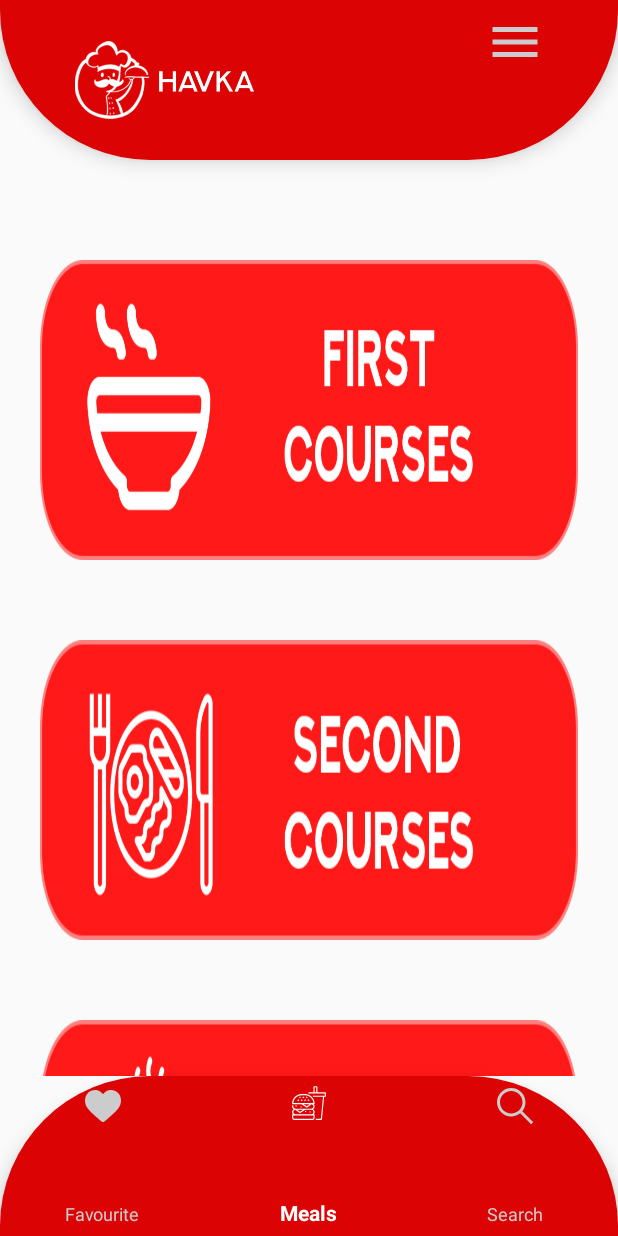
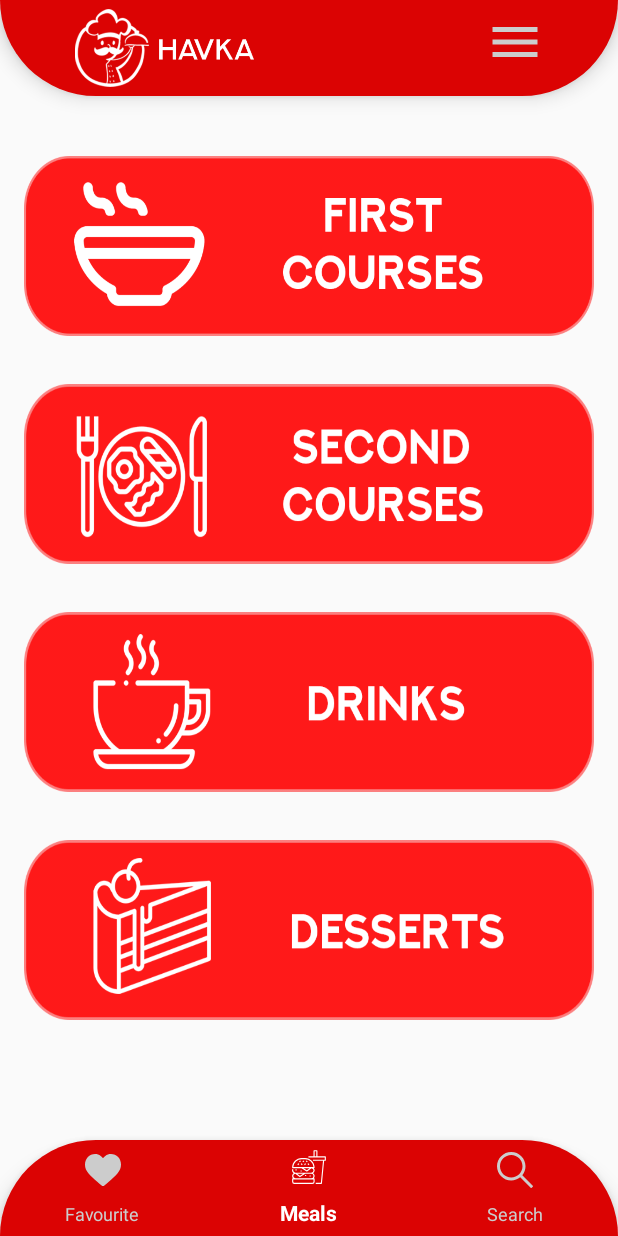
Before and after one commit to thinkingMark/Havka, an Android app: the screen it shows after launch (MainActivity), on a phone screen of 412 x 824 dp. Run offline under Robolectric (Android 15) with nearby library versions, the phone set to English and light mode, and no system bars.

Commit message:
px -> dp

```diff
--- a/app/src/main/java/com/example/havka/Search.java
+++ b/app/src/main/java/com/example/havka/Search.java
@@ -239,7 +239,7 @@ public class Search extends AppCompatActivity {
                 @Override
                 public void onClick(View v) {
                     switch (Meals.findedList.get(position).getMealTitle()){
-                        case "BORSHT":
+                        case "BORSCHT":
                             intentInformation.putExtra("meal", 0);
                             break;
                         case "VARENYKY":
--- a/app/src/main/res/layout/activity_main.xml
+++ b/app/src/main/res/layout/activity_main.xml
@@ -15,7 +15,7 @@
         android:id="@+id/bootom_navigation"
         android:layout_width="match_parent"
         android:layout_alignParentBottom="true"
-        android:layout_height="160px"
+        android:layout_height="64dp"
         android:background="@drawable/background"
         app:itemIconTint="@drawable/selector"
         app:itemTextColor="@drawable/selector"
@@ -24,7 +24,7 @@
     <com.google.android.material.bottomnavigation.BottomNavigationView
         android:id="@+id/top_navigation"
         android:layout_width="match_parent"
-        android:layout_height="160px"
+        android:layout_height="64dp"
         android:layout_alignParentTop="true"
         android:layout_marginTop="0dp"
         android:background="@drawable/backgroundtop"
@@ -44,18 +44,18 @@
     <LinearLayout
         android:layout_width="match_parent"
         android:layout_height="match_parent"
-        android:layout_marginTop="160px"
-        android:layout_marginBottom="160px"
+        android:layout_marginTop="64dp"
+        android:layout_marginBottom="64dp"
         android:orientation="vertical">
 
         <Button
             android:id="@+id/firstcourse_button"
             style="@style/Widget.AppCompat.Button.Borderless"
             android:layout_width="match_parent"
-            android:layout_height="300px"
-            android:layout_marginLeft="40px"
-            android:layout_marginTop="100px"
-            android:layout_marginRight="40px"
+            android:layout_height="120dp"
+            android:layout_marginLeft="16dp"
+            android:layout_marginTop="40dp"
+            android:layout_marginRight="16dp"
             android:background="@drawable/firstcourse_button"
             android:shadowRadius="30" />
 
@@ -63,10 +63,10 @@
             android:id="@+id/secondcourse_button"
             style="@style/Widget.AppCompat.Button.Borderless"
             android:layout_width="match_parent"
-            android:layout_height="300px"
-            android:layout_marginLeft="40px"
-            android:layout_marginTop="80px"
-            android:layout_marginRight="40px"
+            android:layout_height="120dp"
+            android:layout_marginLeft="16dp"
+            android:layout_marginTop="32dp"
+            android:layout_marginRight="16dp"
             android:background="@drawable/secondcourse_button"
             android:shadowRadius="30" />
 
@@ -74,10 +74,10 @@
             android:id="@+id/drinks_button"
             style="@style/Widget.AppCompat.Button.Borderless"
             android:layout_width="match_parent"
-            android:layout_height="300px"
-            android:layout_marginLeft="40px"
-            android:layout_marginTop="80px"
-            android:layout_marginRight="40px"
+            android:layout_height="120dp"
+            android:layout_marginLeft="16dp"
+            android:layout_marginTop="32dp"
+            android:layout_marginRight="16dp"
             android:background="@drawable/drinks_buttons"
             android:shadowRadius="30" />
 
@@ -85,10 +85,10 @@
             android:id="@+id/desserts_button"
             style="@style/Widget.AppCompat.Button.Borderless"
             android:layout_width="match_parent"
-            android:layout_height="300px"
-            android:layout_marginLeft="40px"
-            android:layout_marginTop="80px"
-            android:layout_marginRight="40px"
+            android:layout_height="120dp"
+            android:layout_marginLeft="16dp"
+            android:layout_marginTop="32dp"
+            android:layout_marginRight="16dp"
             android:background="@drawable/deserts_button"
             android:shadowRadius="30" />
     </LinearLayout>
```
Also changed, not shown: app/src/main/res/layout/activity_favourite.xml (+12 -12 lines), app/src/main/res/layout/activity_information.xml (+6 -6 lines), app/src/main/res/layout/activity_ingridients.xml (+4 -4 lines), app/src/main/res/layout/activity_instructions.xml (+7 -7 lines), app/src/main/res/layout/activity_search.xml (+15 -15 lines), app/src/main/res/layout/activity_sorted_meals.xml (+12 -12 lines), app/src/main/res/layout/some_ingridient.xml (+4 -4 lines), app/src/main/res/layout/some_meal.xml (+17 -17 lines).
